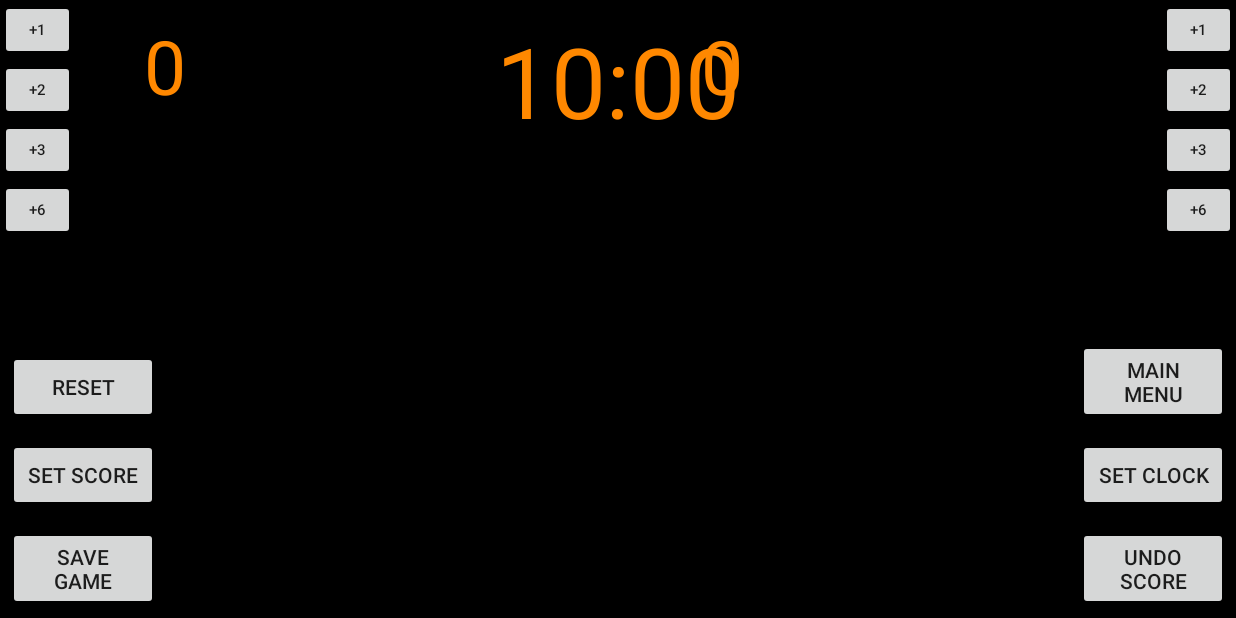
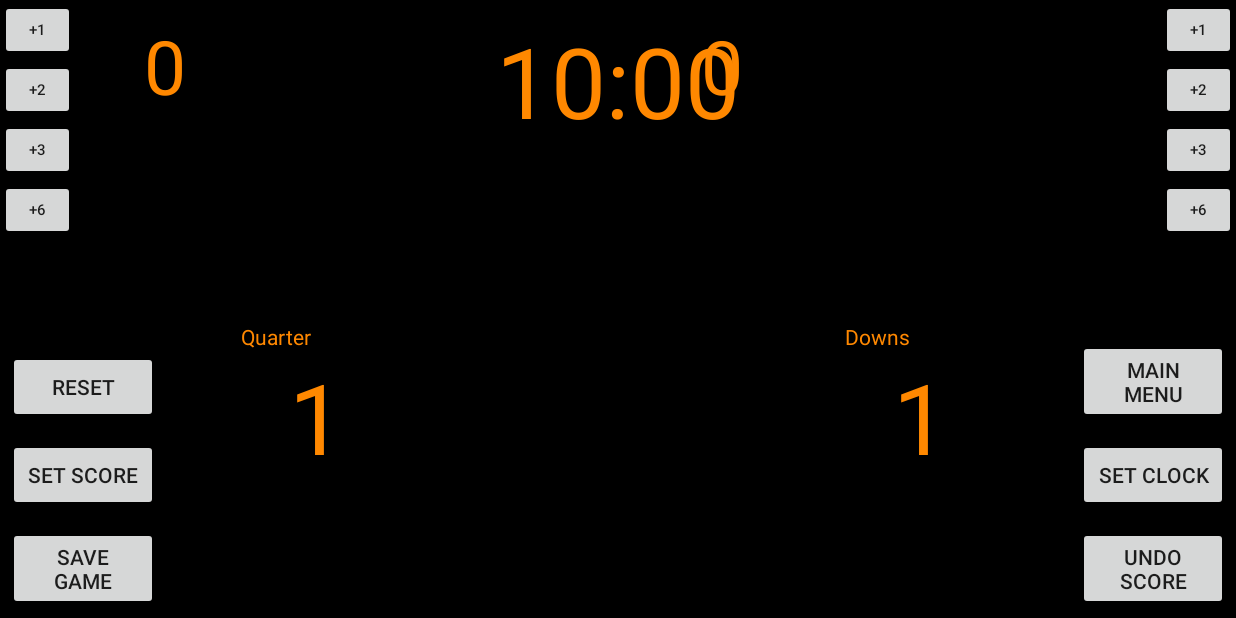
Before and after one commit to mattmill1995/semester-project-beta-release-omega, an Android app: the FootballGameActivity screen opened directly, with no data from a screen before it, after a tap on "RESET", on a phone screen of 824 x 412 dp (held sideways). Run offline under Robolectric (Android 15) with nearby library versions, the phone set to English and light mode, and no system bars.

Commit message:
tweaked football layout to be a bit more user friendly
added click listeners for quarter and downs

added code for correct rules of quarters and downs

football scoreboard finished

```diff
--- a/app/src/main/java/com/bignerdranch/android/finalproject/FootballGameActivity.java
+++ b/app/src/main/java/com/bignerdranch/android/finalproject/FootballGameActivity.java
@@ -8,18 +8,21 @@ import android.view.View;
 import android.widget.Button;
 import android.widget.TextView;
 
+import org.w3c.dom.Text;
+
 
 public class FootballGameActivity extends AppCompatActivity{
 
+    final int base_timer = 600000;
+
     Button Team1Score1_Button, Team2Score1_Button, Team1Score2_Button, Team2Score2_Button, Team1Score3_Button, Team2Score3_Button, Team1Score6_Button, Team2Score6_Button, SaveGame_Button, MainMenu_Button, SetClock_Button, Reset_Button, SetScore_Button, Undo_Button;
-    int team1Score = 0, team2Score = 0, clock_value = 600000, lastScore;
+    int team1Score = 0, team2Score = 0, clock_value = base_timer, lastScore, quarter = 1, down = 1;
     long minutes, seconds, current_clock_value;
-    TextView team_1_score, team_2_score, clock_view;
+    TextView team_1_score, team_2_score, clock_view, quarter_view, downs_view, downs_title, quarter_title;
     boolean team1_flag = false, team2_flag = false, clock_Start = false;
     String result;
 
     CountDownTimer clock = new CountDownTimer(clock_value, 1000){
-
         public void onTick(long millRemaining){
             clock_view.setText(""+millRemaining/1000);
         }
@@ -71,6 +74,11 @@ public class FootballGameActivity extends AppCompatActivity{
         team_1_score = (TextView) findViewById(R.id.team_1_score_view);
         team_2_score = (TextView) findViewById(R.id.team_2_score_view);
         clock_view = (TextView) findViewById(R.id.timer);
+        quarter_view = (TextView) findViewById(R.id.quarter_indicator);
+        downs_view = (TextView) findViewById(R.id.down_indicator);
+        downs_title = (TextView) findViewById(R.id.down_title);
+        quarter_title = (TextView) findViewById(R.id.quarter_title);
+
 
         //display initial score
         updateScore();
@@ -94,6 +102,7 @@ public class FootballGameActivity extends AppCompatActivity{
                 team1_flag = true;
                 team2_flag = false;
                 lastScore = 1;
+                down = 1;
                 updateScore();
             }
         });
@@ -105,6 +114,7 @@ public class FootballGameActivity extends AppCompatActivity{
                 team1_flag = true;
                 team2_flag = false;
                 lastScore = 2;
+                down = 1;
                 updateScore();
             }
         });
@@ -116,6 +126,7 @@ public class FootballGameActivity extends AppCompatActivity{
                 team1_flag = true;
                 team2_flag = false;
                 lastScore = 3;
+                down = 1;
                 updateScore();
             }
         });
@@ -127,6 +138,7 @@ public class FootballGameActivity extends AppCompatActivity{
                 team1_flag = true;
                 team2_flag = false;
                 lastScore = 6;
+                down = 1;
                 updateScore();
             }
         });
@@ -138,6 +150,7 @@ public class FootballGameActivity extends AppCompatActivity{
                 team1_flag = false;
                 team2_flag = true;
                 lastScore = 1;
+                down = 1;
                 updateScore();
             }
         });
@@ -149,6 +162,7 @@ public class FootballGameActivity extends AppCompatActivity{
                 team2_flag = true;
                 team1_flag = false;
                 lastScore = 2;
+                down = 1;
                 updateScore();
             }
         });
@@ -160,6 +174,7 @@ public class FootballGameActivity extends AppCompatActivity{
                 team2_flag = true;
                 team1_flag = false;
                 lastScore = 3;
+                down = 1;
                 updateScore();
             }
         });
@@ -171,6 +186,7 @@ public class FootballGameActivity extends AppCompatActivity{
                 team2_flag = true;
                 team1_flag = false;
                 lastScore = 6;
+                down = 1;
                 updateScore();
             }
         });
@@ -180,11 +196,13 @@ public class FootballGameActivity extends AppCompatActivity{
             public void onClick(View v) {
                 team1Score = 0;
                 team2Score = 0;
+                quarter = 1;
+                down = 1;
                 updateScore();
 
                 clock.cancel();
                 clock_view.setText("10:00");
-                clock_value = 600000;
+                clock_value = base_timer;
                 clock_Start = false;
             }
         });
@@ -226,11 +244,31 @@ public class FootballGameActivity extends AppCompatActivity{
                 }
             }
         });
+
+        downs_view.setOnClickListener(new View.OnClickListener() {
+            @Override
+            public void onClick(View v) {
+                down = ((down)%4)+1;
+                updateScore();
+            }
+        });
+
+        quarter_view.setOnClickListener(new View.OnClickListener() {
+            @Override
+            public void onClick(View v) {
+                quarter = ((quarter)%4)+1;
+                updateScore();
+            }
+        });
+
+
     }
 
     void updateScore() {
         team_1_score.setText(""+team1Score);
         team_2_score.setText(""+team2Score);
+        downs_view.setText("" + down);
+        quarter_view.setText("" + quarter);
     }
 
     void updateClock(){
@@ -243,7 +281,17 @@ public class FootballGameActivity extends AppCompatActivity{
                 current_clock_value = millRemaining;
             }
             public void onFinish(){
+
                 clock_view.setText("0:00");
+                down = 1;
+                clock_Start = false;
+                clock_value = base_timer;
+                if (quarter < 4){
+                    quarter++;
+                } else {
+                    clock_view.setText("GG");
+                }
+                updateScore();
             }
         };
     }
--- a/app/src/main/res/layout-land/football_game.xml
+++ b/app/src/main/res/layout-land/football_game.xml
@@ -162,21 +162,38 @@
         android:textColor="@android:color/holo_orange_dark"
         android:textAlignment="center"
         android:textSize="65dp"
-        android:layout_alignBaseline="@+id/quarter_indicator"
-        android:layout_alignBottom="@+id/quarter_indicator"
-        android:layout_toLeftOf="@+id/timer"
-        android:layout_toStartOf="@+id/timer"/>
+        android:layout_alignTop="@+id/quarter_indicator"
+        android:layout_toLeftOf="@id/main_menu_button"
+        android:layout_marginRight="50dp"
+        />
+
+    <TextView
+        android:id="@+id/down_title"
+        android:layout_width="100dp"
+        android:layout_height="wrap_content"
+        android:layout_above="@id/down_indicator"
+        android:layout_alignLeft="@id/down_indicator"
+        android:text="Downs"
+        android:textColor="@android:color/holo_orange_dark"/>
 
     <TextView
         android:layout_width="100dp"
         android:layout_height="100dp"
-        android:layout_toRightOf="@id/down_indicator"
-        android:layout_below="@id/timer"
-        android:layout_marginTop="100dp"
-        android:layout_marginLeft="100dp"
+        android:layout_alignTop="@id/reset_button"
+        android:layout_toRightOf="@id/reset_button"
+        android:layout_marginLeft="50dp"
         android:textColor="@android:color/holo_orange_dark"
         android:textAlignment="center"
         android:textSize="65dp"
         android:id="@+id/quarter_indicator"/>
 
+    <TextView
+        android:id="@+id/quarter_title"
+        android:layout_width="100dp"
+        android:layout_height="wrap_content"
+        android:layout_above="@id/quarter_indicator"
+        android:layout_alignLeft="@id/quarter_indicator"
+        android:text="Quarter"
+        android:textColor="@android:color/holo_orange_dark"/>
+
 </RelativeLayout>
```
Also changed, not shown: app/src/main/res/layout-land/quick_game.xml (+7 -7 lines), app/src/main/java/com/bignerdranch/android/finalproject/QuickGameActivity.java (line endings or trailing spaces).
